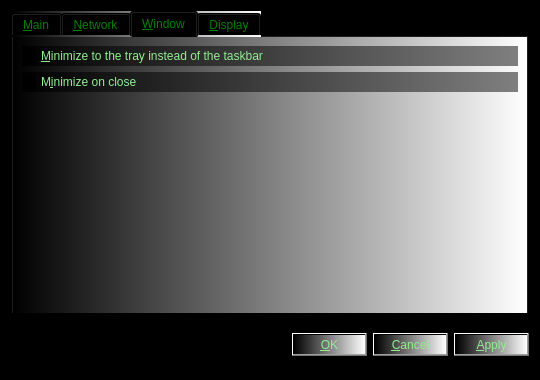
This is src/qt/forms/optionsdialog.ui in gridcoin/Gridcoin-master as Qt 5 draws it before an edit. The edited form follows.
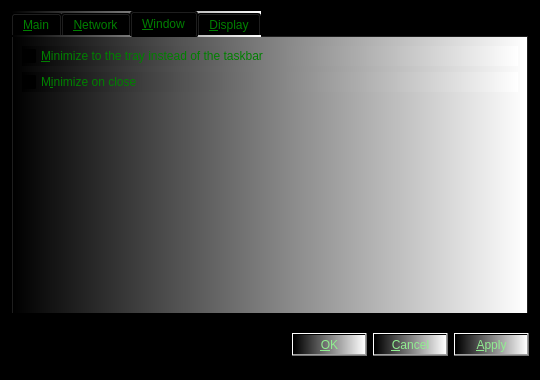
This is the edited form. The open tabs and pages were chosen to show the change. Custom widgets are drawn as their Qt base class.

What changed in the file:
```diff
--- a/src/qt/forms/optionsdialog.ui
+++ b/src/qt/forms/optionsdialog.ui
@@ -788,10 +788,7 @@
           <string>Show only a tray icon after minimizing the window.</string>
          </property>
          <property name="styleSheet">
-          <string notr="true">
-background-color:qlineargradient(spread:pad, x1:0, y1:0, x2:1, y2:0, stop:0 rgba(0, 0, 0, 255), stop:1 rgba(127, 127, 127, 255));
-color:lightgreen;
-</string>
+          <string notr="true"/>
          </property>
          <property name="text">
           <string>&amp;Minimize to the tray instead of the taskbar</string>
@@ -804,10 +801,7 @@
           <string>Minimize instead of exit the application when the window is closed. When this option is enabled, the application will be closed only after selecting Quit in the menu.</string>
          </property>
          <property name="styleSheet">
-          <string notr="true">
-background-color:qlineargradient(spread:pad, x1:0, y1:0, x2:1, y2:0, stop:0 rgba(0, 0, 0, 255), stop:1 rgba(127, 127, 127, 255));
-color:lightgreen;
-</string>
+          <string notr="true"/>
          </property>
          <property name="text">
           <string>M&amp;inimize on close</string>
```
Left out of the diff: 18 changed lines with no effect on the pictures.
